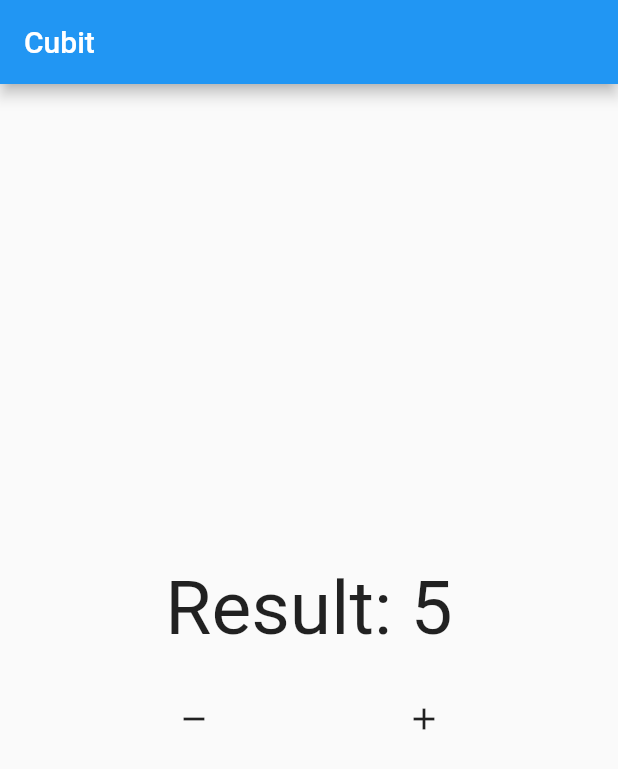
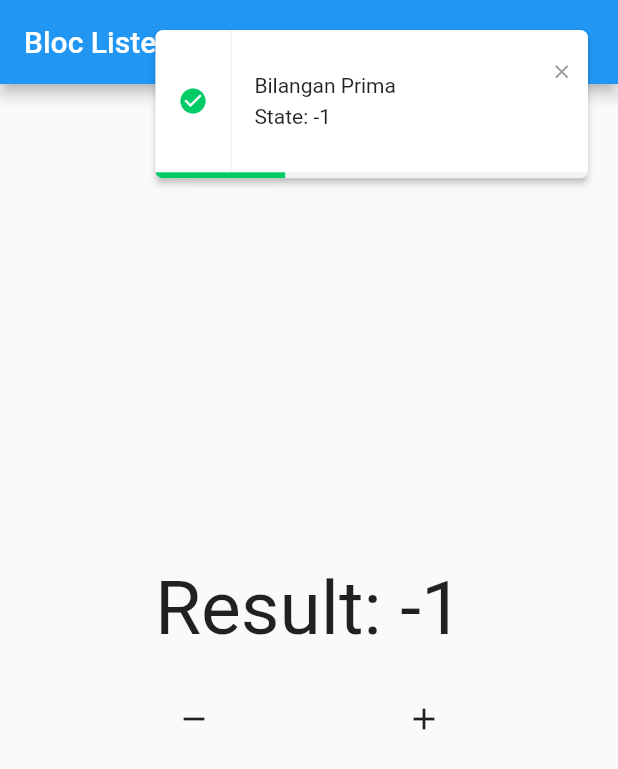
Before and after one commit to dima5fahrul/belajar-bloc, a Flutter app: the screen it shows after launch, after a tap on the "remove" icon, on a phone screen of 412 x 824 dp. Shown: the top 769 px of the screen. Run offline on Flutter 3.47's test engine with Material 2 defaults, Android fonts, the phone set to English and light mode, and no system bars; our stand-ins replace bloc, elegant_notification, flutter_bloc.

Commit message:
bloc: part 5

```diff
--- a/lib/main.dart
+++ b/lib/main.dart
@@ -1,5 +1,8 @@
 import 'package:belajar_bloc/part1/stream.dart';
 import 'package:belajar_bloc/part2/cubit.dart';
+import 'package:belajar_bloc/part3/observer_cubit.dart';
+import 'package:belajar_bloc/part4/pages/home_page.dart';
+import 'package:belajar_bloc/part5/pages/home_page.dart';
 import 'package:flutter/material.dart';
 
 void main() {
@@ -17,7 +20,7 @@ class MyApp extends StatelessWidget {
       theme: ThemeData(
         primarySwatch: Colors.blue,
       ),
-      home: CubitPart(),
+      home: HomePagePart5(),
     );
   }
 }
--- /dev/null
+++ b/lib/part4/bloc/counter.dart
@@ -0,0 +1,25 @@
+import 'package:bloc/bloc.dart';
+
+class Counter extends Cubit<int> {
+  Counter({this.initialition = 0}) : super(initialition);
+
+  int initialition;
+
+  void increment() => emit(state + 1);
+
+  void decrement() => emit(state - 1);
+
+  @override
+  void onChange(Change<int> change) {
+    // TODO: implement onChange
+    super.onChange(change);
+    print(change);
+  }
+
+  @override
+  void onError(Object error, StackTrace stackTrace) {
+    // TODO: implement onError
+    super.onError(error, stackTrace);
+    print(error);
+  }
+}
--- /dev/null
+++ b/lib/part5/bloc/counter.dart
@@ -0,0 +1,25 @@
+import 'package:bloc/bloc.dart';
+
+class Counter extends Cubit<int> {
+  Counter({this.initialition = 0}) : super(initialition);
+
+  int initialition;
+
+  void increment() => emit(state + 1);
+
+  void decrement() => emit(state - 1);
+
+  @override
+  void onChange(Change<int> change) {
+    // TODO: implement onChange
+    super.onChange(change);
+    print(change);
+  }
+
+  @override
+  void onError(Object error, StackTrace stackTrace) {
+    // TODO: implement onError
+    super.onError(error, stackTrace);
+    print(error);
+  }
+}
--- /dev/null
+++ b/lib/part5/pages/home_page.dart
@@ -0,0 +1,77 @@
+import 'package:belajar_bloc/part4/bloc/counter.dart';
+import 'package:elegant_notification/elegant_notification.dart';
+import 'package:flutter/material.dart';
+import 'package:flutter/src/widgets/framework.dart';
+import 'package:flutter/src/widgets/placeholder.dart';
+import 'package:flutter_bloc/flutter_bloc.dart';
+
+class HomePagePart5 extends StatelessWidget {
+  Counter counter = Counter();
+
+  @override
+  Widget build(BuildContext context) {
+    return Scaffold(
+      appBar: AppBar(
+        title: const Text('Bloc Listener'),
+      ),
+      body: Center(
+        child: Column(
+          mainAxisAlignment: MainAxisAlignment.center,
+          children: [
+            BlocListener<Counter, int>(
+              bloc: counter,
+              listener: (context, state) {
+                ElegantNotification.success(
+                  title: const Text('Bilangan Prima'),
+                  description: Text('State: $state'),
+                ).show(context);
+              },
+              listenWhen: (previous, current) {
+                if (current == 1) {
+                  return false;
+                } else if (current == 2) {
+                  return true;
+                } else {
+                  for (var i = 2; i < current; i++) {
+                    if (current % i == 0) {
+                      return false;
+                    }
+                  }
+                  return true;
+                }
+              },
+              child: BlocBuilder<Counter, int>(
+                bloc: counter,
+                builder: (context, state) {
+                  return Text(
+                    'Result: $state',
+                    style: const TextStyle(
+                      fontSize: 50,
+                    ),
+                  );
+                },
+              ),
+            ),
+            const SizedBox(
+              height: 20,
+            ),
+            Row(mainAxisAlignment: MainAxisAlignment.spaceEvenly, children: [
+              IconButton(
+                onPressed: () {
+                  counter.decrement();
+                },
+                icon: const Icon(Icons.remove),
+              ),
+              IconButton(
+                onPressed: () {
+                  counter.increment();
+                },
+                icon: const Icon(Icons.add),
+              ),
+            ])
+          ],
+        ),
+      ),
+    );
+  }
+}
```
Also changed, not shown: lib/part3/observer_cubit.dart (added, +98 -0 lines), lib/part4/pages/home_page.dart (added, +67 -0 lines), pubspec.yaml (+6 -13 lines), pubspec.lock.
